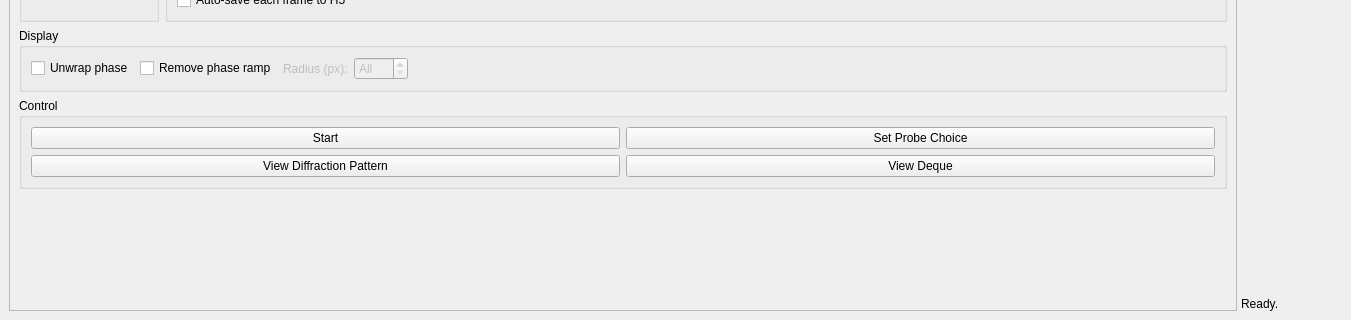
jooneal225/live_RPI_viewer, file rpi_live_gui.ui: the form before one commit; both pictures show x 0 to 1351 and y 523 to 843 of the 1351 by 843 pixel window.
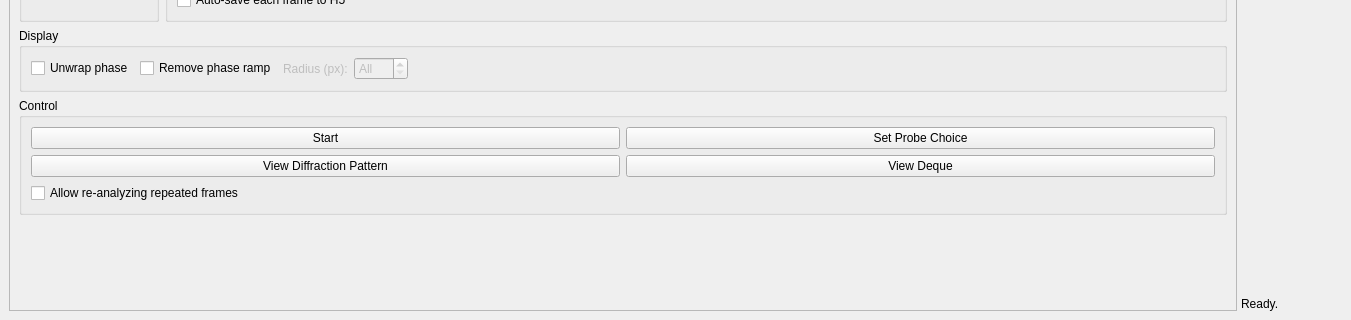
The form after the commit. Custom widgets are drawn as their Qt base class.

Patch:
```diff
--- a/rpi_live_gui.ui
+++ b/rpi_live_gui.ui
@@ -561,6 +561,16 @@
               </property>
              </widget>
             </item>
+            <item row="2" column="0" colspan="2">
+             <widget class="QCheckBox" name="allow_repeat_check">
+              <property name="toolTip">
+               <string>When off (default), a diffraction pattern with the same detector frame ID as the last one is not re-analyzed -- the loop just waits for the next frame. When on, every polled frame is analyzed even if it repeats.</string>
+              </property>
+              <property name="text">
+               <string>Allow re-analyzing repeated frames</string>
+              </property>
+             </widget>
+            </item>
            </layout>
           </widget>
          </item>
```
